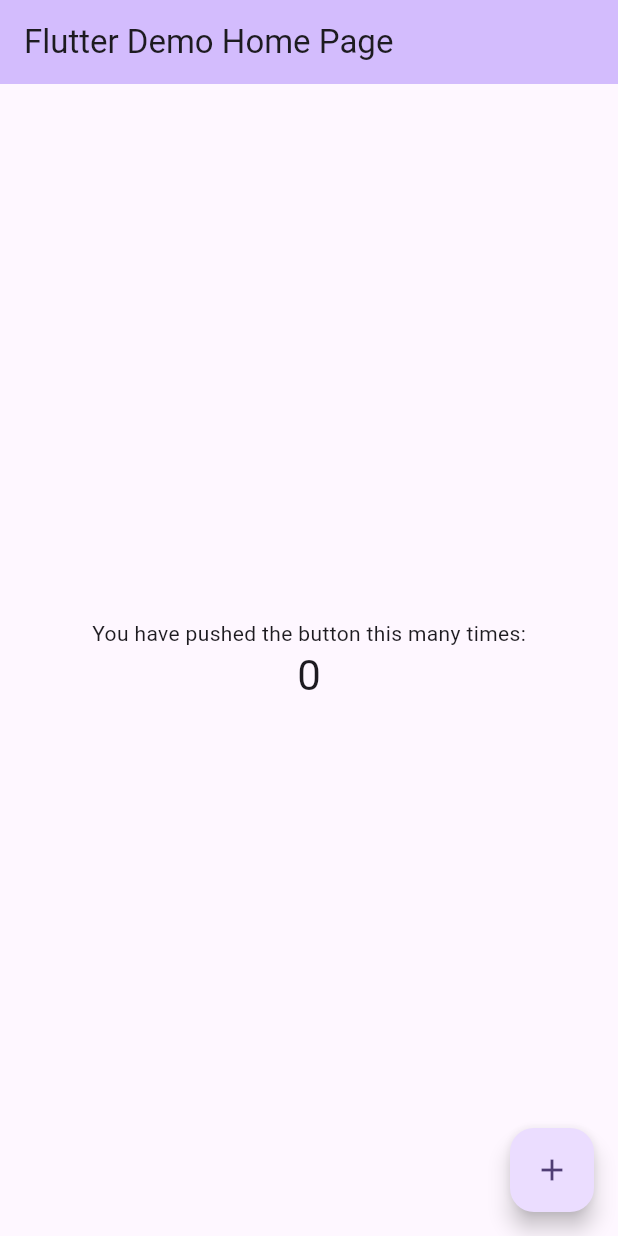
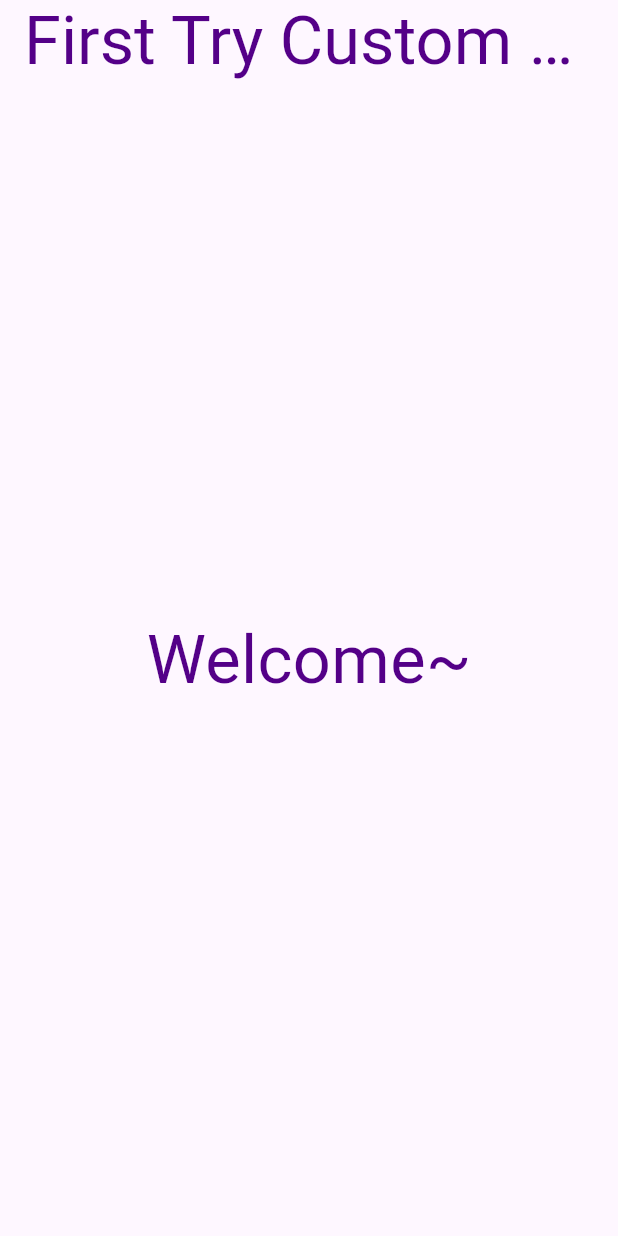
Before and after one commit to Codenames-Ren/assignment_flutter_3, a Flutter app: the screen it shows after launch, on a phone screen of 412 x 824 dp. Run offline on Flutter 3.47's test engine with Material 3 defaults, Android fonts, the phone set to English and light mode, and no system bars.

Commit message:
day 1: trying custom widget

```diff
--- a/lib/main.dart
+++ b/lib/main.dart
@@ -1,121 +1,36 @@
 import 'package:flutter/material.dart';
 
 void main() {
-  runApp(const MyApp());
+  runApp(const TryWidget());
 }
 
-class MyApp extends StatelessWidget {
-  const MyApp({super.key});
+class TryWidget extends StatelessWidget {
+  const new({super.key});
 
-  // This widget is the root of your application.
   @override
   Widget build(BuildContext context) {
     return MaterialApp(
-      title: 'Flutter Demo',
-      theme: ThemeData(
-        // This is the theme of your application.
-        //
-        // TRY THIS: Try running your application with "flutter run". You'll see
-        // the application has a purple toolbar. Then, without quitting the app,
-        // try changing the seedColor in the colorScheme below to Colors.green
-        // and then invoke "hot reload" (save your changes or press the "hot
-        // reload" button in a Flutter-supported IDE, or press "r" if you used
-        // the command line to start the app).
-        //
-        // Notice that the counter didn't reset back to zero; the application
-        // state is not lost during the reload. To reset the state, use hot
-        // restart instead.
-        //
-        // This works for code too, not just values: Most code changes can be
-        // tested with just a hot reload.
-        colorScheme: .fromSeed(seedColor: Colors.deepPurple),
-      ),
-      home: const MyHomePage(title: 'Flutter Demo Home Page'),
-    );
-  }
-}
-
-class MyHomePage extends StatefulWidget {
-  const MyHomePage({super.key, required this.title});
-
-  // This widget is the home page of your application. It is stateful, meaning
-  // that it has a State object (defined below) that contains fields that affect
-  // how it looks.
-
-  // This class is the configuration for the state. It holds the values (in this
-  // case the title) provided by the parent (in this case the App widget) and
-  // used by the build method of the State. Fields in a Widget subclass are
-  // always marked "final".
-
-  final String title;
-
-  @override
-  State<MyHomePage> createState() => _MyHomePageState();
-}
-
-class _MyHomePageState extends State<MyHomePage> {
-  int _counter = 0;
-
-  void _incrementCounter() {
-    setState(() {
-      // This call to setState tells the Flutter framework that something has
-      // changed in this State, which causes it to rerun the build method below
-      // so that the display can reflect the updated values. If we changed
-      // _counter without calling setState(), then the build method would not be
-      // called again, and so nothing would appear to happen.
-      _counter++;
-    });
-  }
-
-  @override
-  Widget build(BuildContext context) {
-    // This method is rerun every time setState is called, for instance as done
-    // by the _incrementCounter method above.
-    //
-    // The Flutter framework has been optimized to make rerunning build methods
-    // fast, so that you can just rebuild anything that needs updating rather
-    // than having to individually change instances of widgets.
-    return Scaffold(
-      appBar: AppBar(
-        // TRY THIS: Try changing the color here to a specific color (to
-        // Colors.amber, perhaps?) and trigger a hot reload to see the AppBar
-        // change color while the other colors stay the same.
-        backgroundColor: Theme.of(context).colorScheme.inversePrimary,
-        // Here we take the value from the MyHomePage object that was created by
-        // the App.build method, and use it to set our appbar title.
-        title: Text(widget.title),
-      ),
-      body: Center(
-        // Center is a layout widget. It takes a single child and positions it
-        // in the middle of the parent.
-        child: Column(
-          // Column is also a layout widget. It takes a list of children and
-          // arranges them vertically. By default, it sizes itself to fit its
-          // children horizontally, and tries to be as tall as its parent.
-          //
-          // Column has various properties to control how it sizes itself and
-          // how it positions its children. Here we use mainAxisAlignment to
-          // center the children vertically; the main axis here is the vertical
-          // axis because Columns are vertical (the cross axis would be
-          // horizontal).
-          //
-          // TRY THIS: Invoke "debug painting" (choose the "Toggle Debug Paint"
-          // action in the IDE, or press "p" in the console), to see the
-          // wireframe for each widget.
-          mainAxisAlignment: .center,
-          children: [
-            const Text('You have pushed the button this many times:'),
-            Text(
-              '$_counter',
-              style: Theme.of(context).textTheme.headlineMedium,
+      debugShowCheckedModeBanner: false,
+      home: Scaffold(
+        appBar: AppBar(
+          centerTitle: true,
+          title: Text(
+            "First Try Custom Widget",
+            style: TextStyle(
+              fontSize: 44.5,
+              color: Color.fromRGBO(84, 0, 136, 1),
             ),
-          ],
+          ),
         ),
-      ),
-      floatingActionButton: FloatingActionButton(
-        onPressed: _incrementCounter,
-        tooltip: 'Increment',
-        child: const Icon(Icons.add),
+        body: Center(
+          child: Text(
+            "Welcome~",
+            style: TextStyle(
+              fontSize: 44.5,
+              color: Color.fromRGBO(84, 0, 136, 1),
+            ),
+          ),
+        ),
       ),
     );
   }
```
